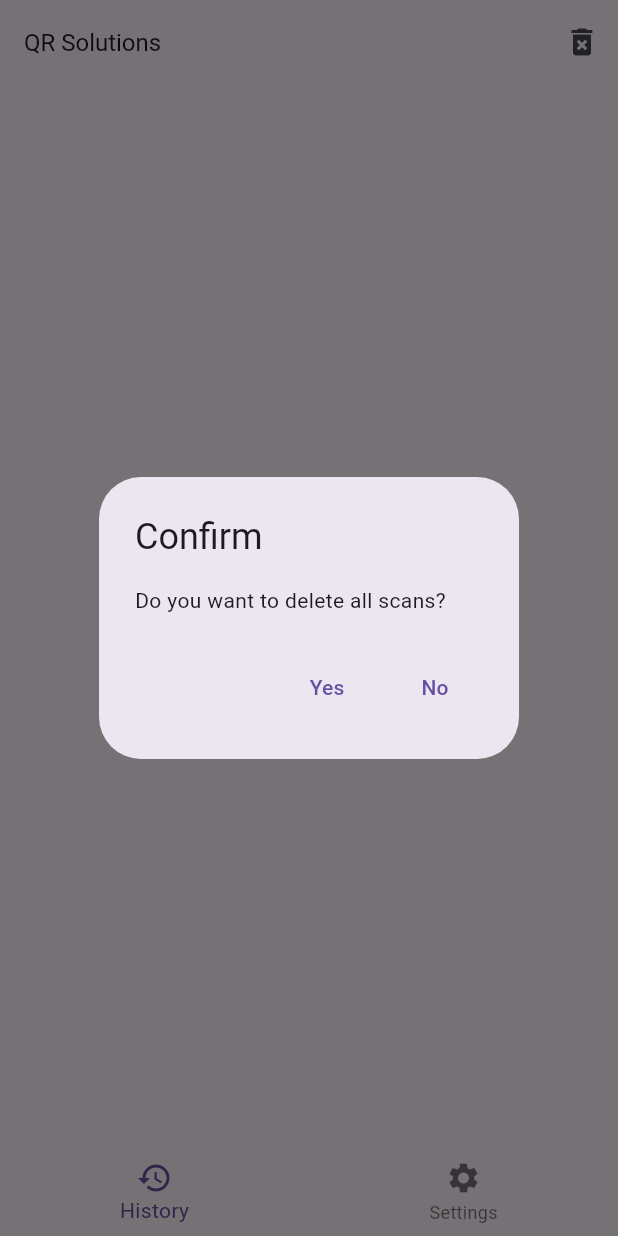
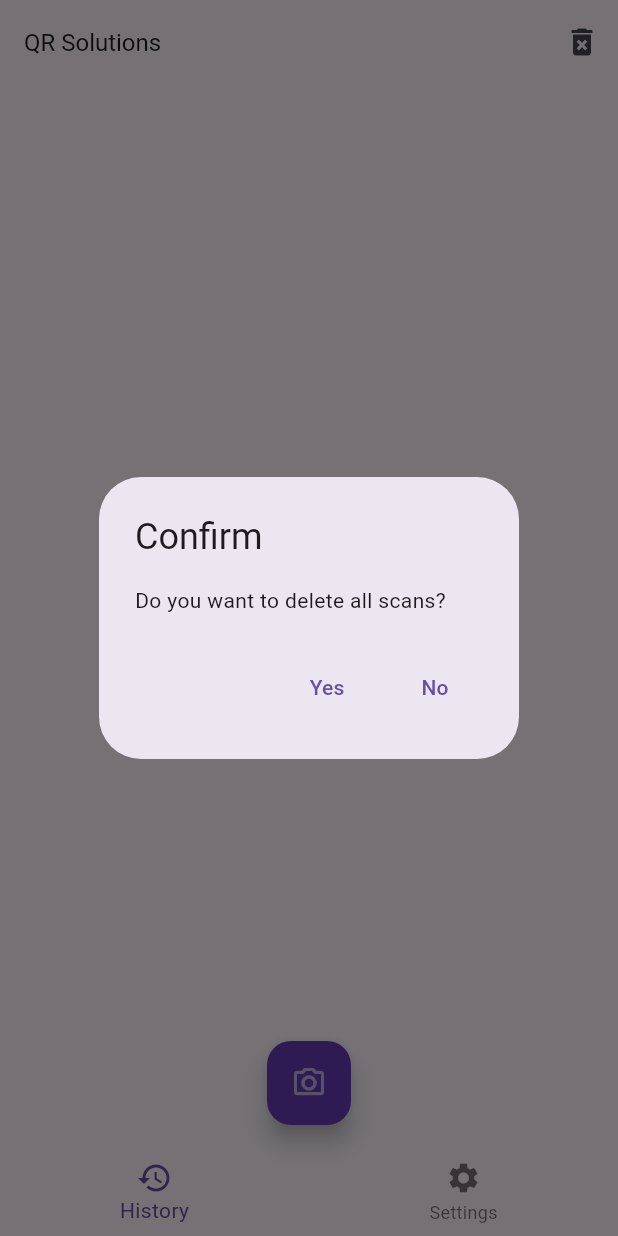
Before and after one commit to miguelfagundez/QR-Solutions, a Flutter app: the screen it shows after launch, after a tap on the "delete forever" icon, on a phone screen of 412 x 824 dp. Run offline on Flutter 3.47's test engine with Material 3 defaults, Android fonts, the phone set to English and light mode, and no system bars; our stand-ins replace dartz, sqflite; accounts and stored records are empty; generated files the repository leaves out were written again.

Commit message:
Share/presentation updated with Custom Scan Button & new constants

```diff
--- a/lib/core/utils/constants.dart
+++ b/lib/core/utils/constants.dart
@@ -1,6 +1,8 @@
 // ignore_for_file: constant_identifier_names
 
 // Share Preferences
+import 'package:flutter/material.dart';
+
 const SCAN_LANGUAGE_SETTINGS = "Scan_Language_Settings";
 
 // Database
@@ -13,3 +15,10 @@ const INITIAL_ROUTE = 'home';
 const HOME_ROUTE = 'home';
 const HISTORY_ROUTE = 'history';
 const SETTINGS_ROUTE = 'settings';
+
+// App Theme
+const PRIMARY_COLOR = Colors.deepPurple;
+
+// App Language
+const APP_LOCALE_EN = 'en';
+const APP_LOCALE_ES = 'es';
--- a/lib/features/scan/presentation/pages/home_page.dart
+++ b/lib/features/scan/presentation/pages/home_page.dart
@@ -2,6 +2,7 @@ import 'package:flutter/material.dart';
 import 'package:qr_solutions/core/utils/constants.dart';
 import 'package:qr_solutions/share/presentation/widgets/custom_navegation_bar.dart';
 import 'package:flutter_gen/gen_l10n/app_localizations.dart';
+import 'package:qr_solutions/share/presentation/widgets/custom_scan_button.dart';
 
 class HomePage extends StatelessWidget {
   const HomePage({Key? key}) : super(key: key);
@@ -46,6 +47,8 @@ class HomePage extends StatelessWidget {
         child: Text('Home Page'),
       ),
       bottomNavigationBar: const CustomNavigationBar(),
+      floatingActionButton: const CustomScanButton(),
+      floatingActionButtonLocation: FloatingActionButtonLocation.centerFloat,
     );
   }
 }
--- a/lib/main.dart
+++ b/lib/main.dart
@@ -36,7 +36,12 @@ class MyApp extends StatelessWidget {
         HISTORY_ROUTE: (_) => const HistoryPage(),
         SETTINGS_ROUTE: (_) => const SettingsPage(),
       },
-      locale: const Locale('en'), //uiProvider.getCurrentLocale,
+      theme: ThemeData(
+          primaryColor: PRIMARY_COLOR,
+          floatingActionButtonTheme: const FloatingActionButtonThemeData(
+            backgroundColor: PRIMARY_COLOR,
+          )),
+      locale: const Locale(APP_LOCALE_EN), //uiProvider.getCurrentLocale,
       supportedLocales: L10n.all,
       localizationsDelegates: const [
         AppLocalizations.delegate,
--- /dev/null
+++ b/lib/share/presentation/widgets/custom_scan_button.dart
@@ -0,0 +1,16 @@
+import 'package:flutter/material.dart';
+
+class CustomScanButton extends StatelessWidget {
+  const CustomScanButton({Key? key}) : super(key: key);
+
+  @override
+  Widget build(BuildContext context) {
+    return FloatingActionButton(
+      child: const Icon(
+        Icons.camera_alt_outlined,
+        color: Colors.white60,
+      ),
+      onPressed: () async {},
+    );
+  }
+}
```
